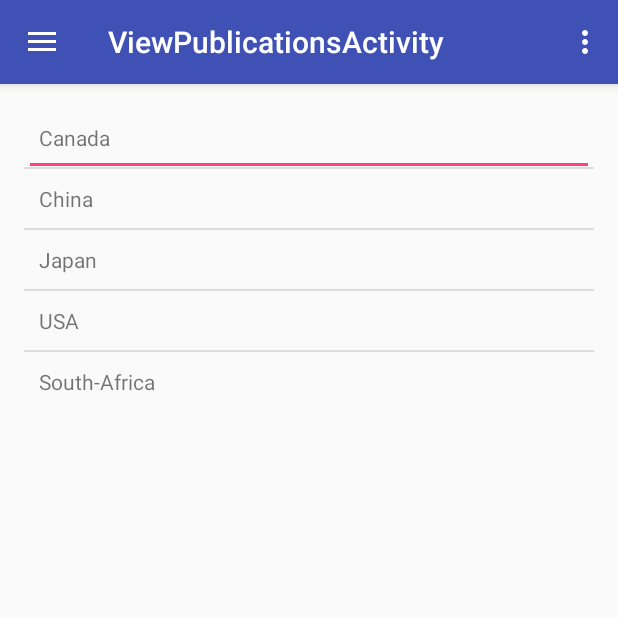
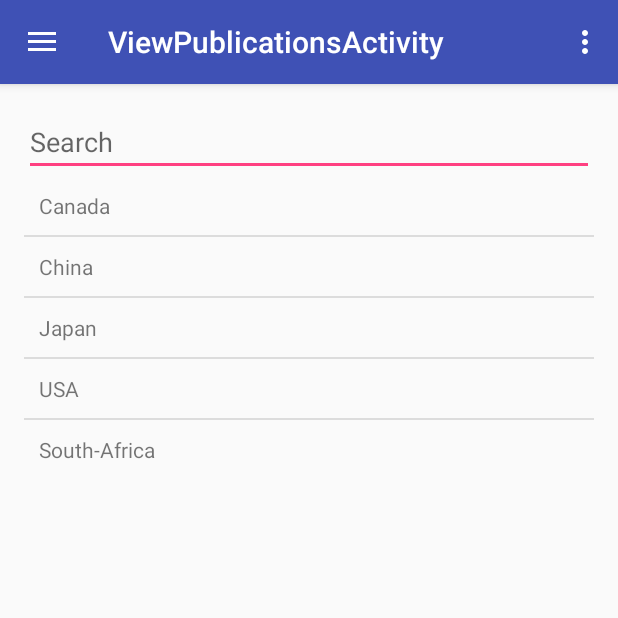
Before and after one commit to andrewbroekman/alpha_android, an Android app: the ViewPublicationsActivity screen opened directly, with no data from a screen before it, on a phone screen of 412 x 824 dp, the top half of it. Run offline under Robolectric (Android 15) with nearby library versions, the phone set to English and light mode, and no system bars.

Commit message:
Adjusted listview and searchbox layout

```diff
--- a/app/src/main/res/layout/content_view_publications.xml
+++ b/app/src/main/res/layout/content_view_publications.xml
@@ -15,12 +15,14 @@
     <EditText
         android:id="@+id/search_bar"
         android:layout_width="match_parent"
-        android:layout_height="wrap_content" />
+        android:layout_height="wrap_content"
+        android:hint="Search"/>
 
     <ListView
         android:id="@+id/publications_listview"
         android:layout_width="match_parent"
-        android:layout_height="wrap_content">
+        android:layout_height="wrap_content"
+        android:layout_below="@+id/search_bar">
     </ListView>
 
 </RelativeLayout>
```
